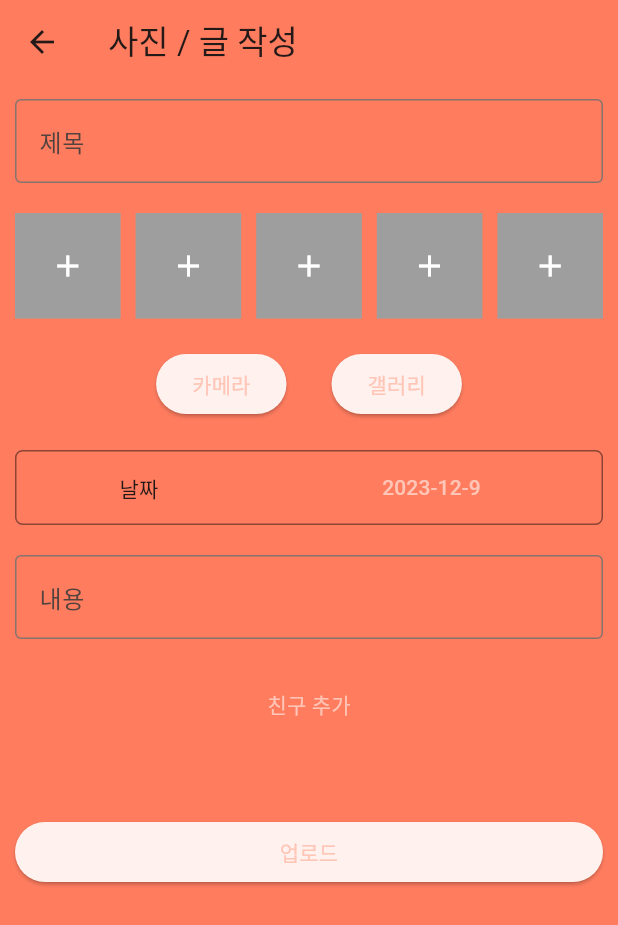
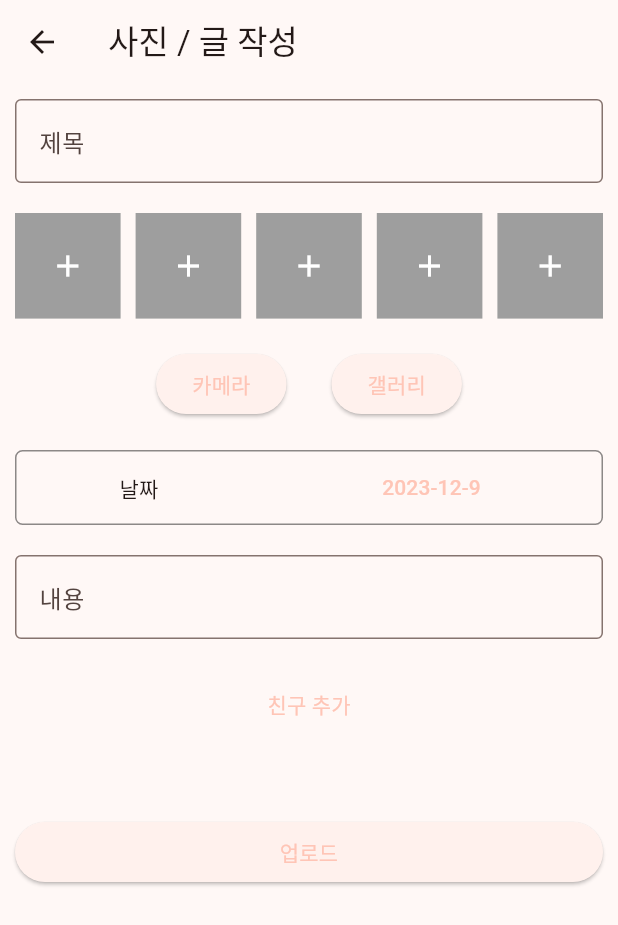
Before and after one commit to 22nd-Hoondong/Re-Frame, a Flutter app: the screen it shows once a user with an empty profile is signed in, after a tap on the "edit" icon, on a phone screen of 412 x 824 dp. Shown: the top 925 px of the screen. Run offline on Flutter 3.47's test engine with Material 3 defaults, Android fonts, the phone set to English and light mode, and no system bars; our stand-ins replace cloud_firestore, equatable, firebase_auth, firebase_core, firebase_storage, google_sign_in and 4 more; accounts and stored records are empty; generated files the repository leaves out were written again; Roboto replaces fonts that are missing (GowunDodum).

Commit message:
chore: change color

```diff
--- a/lib/main.dart
+++ b/lib/main.dart
@@ -45,7 +45,7 @@ class MyApp extends StatelessWidget {
     return MaterialApp(
       title: 'Flutter Demo',
       theme: ThemeData(
-        colorScheme: ColorScheme.fromSeed(seedColor: pointColor, primary: pointColor, background: backgroundColor, surface: darkBackgroundColor),
+        colorScheme: ColorScheme.fromSeed(seedColor: pointColor, primary: pointColor, background: backgroundColor),
         useMaterial3: true,
         fontFamily: 'GowunDodum',
       ),
```
